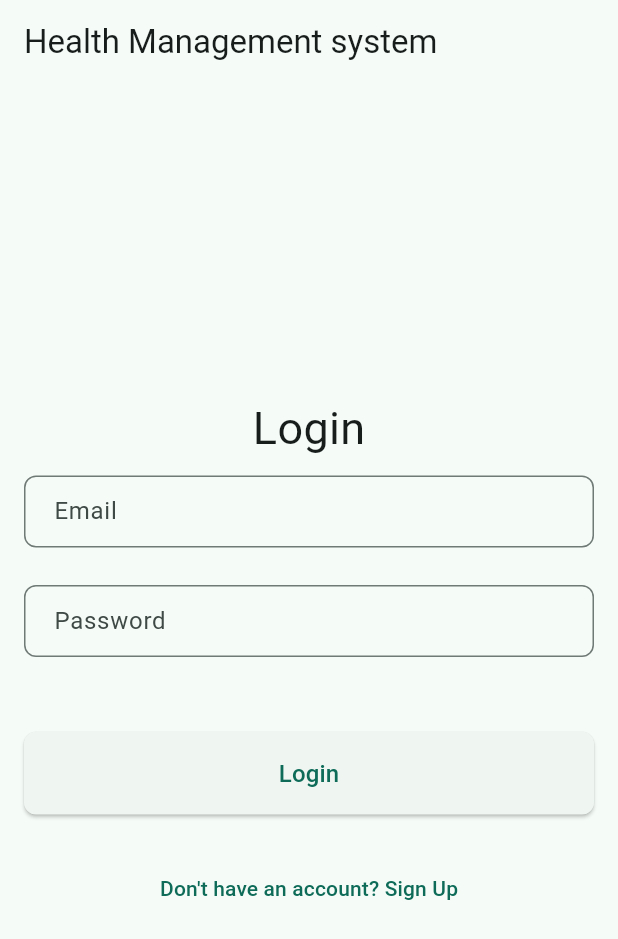
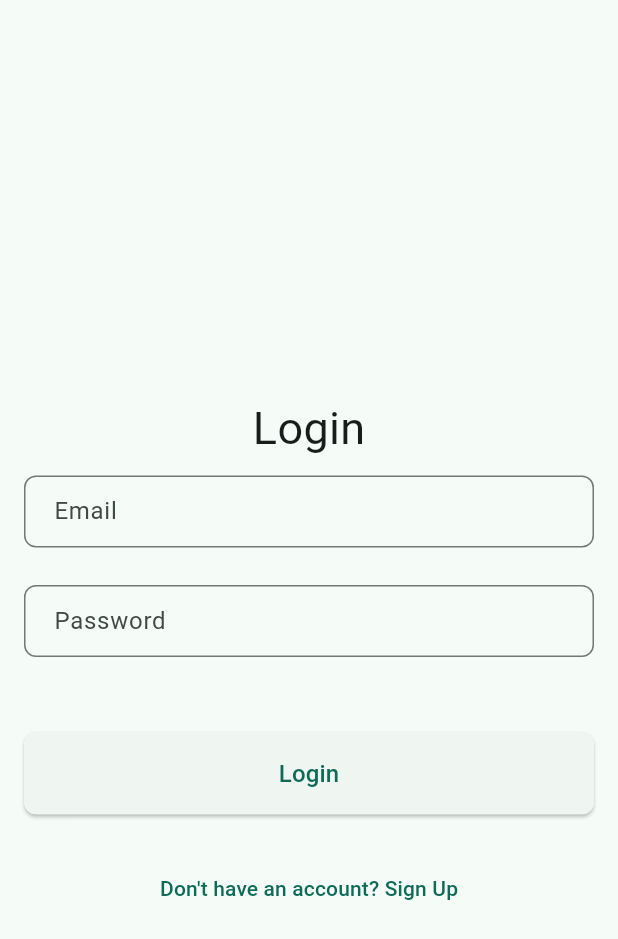
Before and after one commit to rex-enigma/health_management_system, a Flutter app: the screen it shows after launch, on a phone screen of 412 x 824 dp. Shown: the top 939 px of the screen. Run offline on Flutter 3.47's test engine with Material 3 defaults, Android fonts, the phone set to English and light mode, and no system bars; our stand-ins replace dartz, flutter_dotenv, flutter_secure_storage, stacked, stacked_services, stacked_shared.

Commit message:
removed appBar title from login screen

```diff
--- a/lib/ui/views/login/login_view.dart
+++ b/lib/ui/views/login/login_view.dart
@@ -15,9 +15,7 @@ class LoginView extends StackedView<LoginViewModel> {
     Widget? child,
   ) {
     return Scaffold(
-      appBar: AppBar(
-        title: const Text('Health Management system'),
-      ),
+      appBar: AppBar(),
       body: Column(
         crossAxisAlignment: CrossAxisAlignment.center,
         mainAxisAlignment: MainAxisAlignment.center,
```
